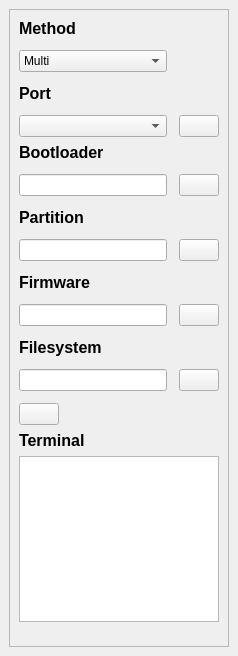
Before: the Qt Designer form resources/ui_files/MainWindow.ui in thomsardi/esp32_uploader, drawn with Qt 5.
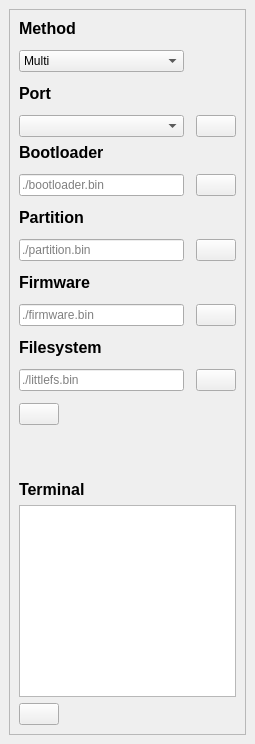
After: the same form once the commit is applied. Icons and pictures are not drawn.

The edit to the form file:
```diff
--- a/resources/ui_files/MainWindow.ui
+++ b/resources/ui_files/MainWindow.ui
@@ -6,13 +6,20 @@
    <rect>
     <x>0</x>
     <y>0</y>
-    <width>238</width>
-    <height>656</height>
+    <width>255</width>
+    <height>744</height>
    </rect>
   </property>
   <property name="windowTitle">
    <string>Uploader</string>
   </property>
+  <property name="windowIcon">
+   <iconset resource="../assets/res.qrc">
+    <normaloff>:/icons/icons/uploader.png</normaloff>:/icons/icons/uploader.png</iconset>
+  </property>
+  <property name="autoFillBackground">
+   <bool>false</bool>
+  </property>
   <widget class="QWidget" name="centralwidget">
    <property name="autoFillBackground">
     <bool>false</bool>
@@ -53,7 +60,11 @@
           </widget>
          </item>
          <item row="3" column="0">
-          <widget class="QComboBox" name="portComboBox"/>
+          <widget class="QComboBox" name="portComboBox">
+           <property name="enabled">
+            <bool>true</bool>
+           </property>
+          </widget>
          </item>
          <item row="3" column="1">
           <widget class="QPushButton" name="refreshBtn">
@@ -129,6 +140,9 @@
              <property name="styleSheet">
               <string notr="true"/>
              </property>
+             <property name="placeholderText">
+              <string>./bootloader.bin</string>
+             </property>
             </widget>
            </item>
            <item>
@@ -171,6 +185,9 @@
              <property name="styleSheet">
               <string notr="true"/>
              </property>
+             <property name="placeholderText">
+              <string>./partition.bin</string>
+             </property>
             </widget>
            </item>
            <item>
@@ -213,6 +230,9 @@
              <property name="styleSheet">
               <string notr="true"/>
              </property>
+             <property name="placeholderText">
+              <string>./firmware.bin</string>
+             </property>
             </widget>
            </item>
            <item>
@@ -251,10 +271,16 @@
          <item>
           <layout class="QHBoxLayout" name="horizontalLayout_6">
            <item>
-            <widget class="QLineEdit" name="filesystemlineEdit">
+            <widget class="QLineEdit" name="filesystemLineEdit">
+             <property name="autoFillBackground">
+              <bool>false</bool>
+             </property>
              <property name="styleSheet">
               <string notr="true"/>
              </property>
+             <property name="placeholderText">
+              <string>./littlefs.bin</string>
+             </property>
             </widget>
            </item>
            <item>
@@ -309,6 +335,19 @@
          </item>
         </layout>
        </item>
+       <item>
+        <spacer name="verticalSpacer_2">
+         <property name="orientation">
+          <enum>Qt::Vertical</enum>
+         </property>
+         <property name="sizeHint" stdset="0">
+          <size>
+           <width>20</width>
+           <height>40</height>
+          </size>
+         </property>
+        </spacer>
+       </item>
        <item>
         <widget class="QLabel" name="label">
          <property name="font">
@@ -324,20 +363,56 @@
         </widget>
        </item>
        <item>
-        <widget class="QTextBrowser" name="terminalTextBrowser"/>
+        <widget class="QPlainTextEdit" name="terminalPlainText">
+         <property name="autoFillBackground">
+          <bool>true</bool>
+         </property>
+         <property name="styleSheet">
+          <string notr="true">QPlainTextEdit {
+	color: rgb(81, 197, 4);
+}</string>
+         </property>
+         <property name="readOnly">
+          <bool>true</bool>
+         </property>
+        </widget>
        </item>
        <item>
-        <spacer name="verticalSpacer">
-         <property name="orientation">
-          <enum>Qt::Vertical</enum>
-         </property>
-         <property name="sizeHint" stdset="0">
-          <size>
-           <width>20</width>
-           <height>40</height>
-          </size>
-         </property>
-        </spacer>
+        <layout class="QHBoxLayout" name="horizontalLayout" stretch="1,24">
+         <item>
+          <widget class="QPushButton" name="clearBtn">
+           <property name="text">
+            <string/>
+           </property>
+           <property name="icon">
+            <iconset resource="../assets/res.qrc">
+             <normaloff>:/icons/icons/eraser.png</normaloff>:/icons/icons/eraser.png</iconset>
+           </property>
+           <property name="iconSize">
+            <size>
+             <width>24</width>
+             <height>24</height>
+            </size>
+           </property>
+          </widget>
+         </item>
+         <item>
+          <spacer name="horizontalSpacer_2">
+           <property name="orientation">
+            <enum>Qt::Horizontal</enum>
+           </property>
+           <property name="sizeType">
+            <enum>QSizePolicy::Expanding</enum>
+           </property>
+           <property name="sizeHint" stdset="0">
+            <size>
+             <width>40</width>
+             <height>20</height>
+            </size>
+           </property>
+          </spacer>
+         </item>
+        </layout>
        </item>
       </layout>
      </widget>
```
